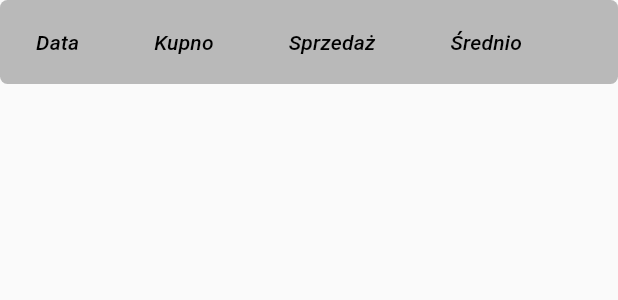
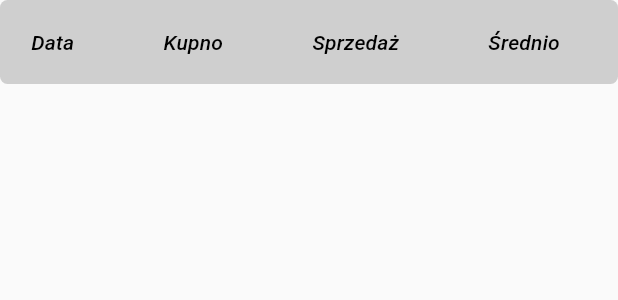
Before and after one commit to ReQezeR/extchange, a Flutter app: the CurrencyTable widget shown alone on an empty page, opened directly with empty values, on a phone screen of 412 x 824 dp. Shown: the top 300 px of the screen. Run offline on Flutter 3.47's test engine with Material 2 defaults, Android fonts, the phone set to English and light mode, and no system bars; our stand-ins replace auto_animated, bloc, dio, flutter_bloc, freezed_annotation, get_it and 7 more; generated files the repository leaves out were written again; network calls fail.

Commit message:
Update table_widget.dart

```diff
--- a/lib/src/pages/table/table_widget.dart
+++ b/lib/src/pages/table/table_widget.dart
@@ -12,7 +12,7 @@ class CurrencyTable extends StatefulWidget {
 
 class _CurrencyTableState extends State<CurrencyTable> {
   List<Map> data = [];
-  int? currentSortColumn = null;
+  int? currentSortColumn;
   bool isAscending = true;
 
   @override
@@ -49,32 +49,74 @@ class _CurrencyTableState extends State<CurrencyTable> {
 
   @override
   Widget build(BuildContext context) {
+    var width = (MediaQuery.of(context).size.width - 30) / 4;
     return Container(
       decoration: const BoxDecoration(
         borderRadius: BorderRadius.all(Radius.circular(5)),
       ),
       clipBehavior: Clip.antiAlias,
-      margin: const EdgeInsets.only(bottom: 10),
+      margin: const EdgeInsets.only(bottom: 15),
       width: MediaQuery.of(context).size.width,
       child: DataTable(
         sortColumnIndex: currentSortColumn,
         sortAscending: isAscending,
-        columnSpacing: 10,
+        columnSpacing: 0,
+        horizontalMargin: 0,
         headingRowColor: MaterialStateProperty.resolveWith<Color?>((Set<MaterialState> states) {
-          return Colors.grey.withOpacity(0.7);
+          return Colors.grey.shade400.withOpacity(0.7);
         }),
         columns: [
           DataColumn(
-              label: const Expanded(child: Text('Data', style: TextStyle(fontStyle: FontStyle.italic))),
+              label: const Expanded(
+                child: Center(
+                  child: Text(
+                    'Data',
+                    style: TextStyle(
+                      fontStyle: FontStyle.italic,
+                      color: Colors.black,
+                    ),
+                  ),
+                ),
+              ),
               onSort: (columnIndex, _) => sortByKey('date', columnIndex)),
           DataColumn(
-              label: const Expanded(child: Text('Kupno', style: TextStyle(fontStyle: FontStyle.italic))),
+              label: const Expanded(
+                child: Center(
+                  child: Text(
+                    'Kupno',
+                    style: TextStyle(
+                      fontStyle: FontStyle.italic,
+                      color: Colors.black,
+                    ),
+                  ),
+                ),
+              ),
               onSort: (columnIndex, _) => sortByKey('bid', columnIndex)),
           DataColumn(
-              label: const Expanded(child: Text('Sprzedaż', style: TextStyle(fontStyle: FontStyle.italic))),
+              label: const Expanded(
+                child: Center(
+                  child: Text(
+                    'Sprzedaż',
+                    style: TextStyle(
+                      fontStyle: FontStyle.italic,
+                      color: Colors.black,
+                    ),
+                  ),
+                ),
+              ),
               onSort: (columnIndex, _) => sortByKey('ask', columnIndex)),
           DataColumn(
-              label: const Expanded(child: Text('Średnio', style: TextStyle(fontStyle: FontStyle.italic))),
+              label: const Expanded(
+                child: Center(
+                  child: Text(
+                    'Średnio',
+                    style: TextStyle(
+                      fontStyle: FontStyle.italic,
+                      color: Colors.black,
+                    ),
+                  ),
+                ),
+              ),
               onSort: (columnIndex, _) => sortByKey('mid', columnIndex)),
         ],
         rows: List<DataRow>.generate(
@@ -87,10 +129,44 @@ class _CurrencyTableState extends State<CurrencyTable> {
               return Colors.grey.withOpacity(0.5);
             }),
             cells: <DataCell>[
-              DataCell(Text('${data[index]["date"]}')),
-              DataCell(Text('${data[index]["bid"]}')),
-              DataCell(Text('${data[index]["ask"]}')),
-              DataCell(Text('${data[index]["mid"]}')),
+              DataCell(SizedBox(
+                width: width,
+                child: Center(
+                  child: Text(
+                    '${data[index]["date"]}',
+                    style: TextStyle(color: Colors.white),
+                  ),
+                ),
+              )),
+              DataCell(SizedBox(
+                width: width,
+                child: Center(
+                  child: Text(
+                    '${data[index]["bid"]}',
+                    style: TextStyle(color: Colors.white),
+                  ),
+                ),
+              )),
+              DataCell(SizedBox(
+                width: width,
+                child: Center(
+                  child: Text(
+                    '${data[index]["ask"]}',
+                    style: TextStyle(color: Colors.white),
+                  ),
+                ),
+              )),
+              DataCell(Center(
+                child: SizedBox(
+                  width: width,
+                  child: Center(
+                    child: Text(
+                      '${data[index]["mid"]}',
+                      style: TextStyle(color: Colors.white),
+                    ),
+                  ),
+                ),
+              )),
             ],
           ),
         ),
```
